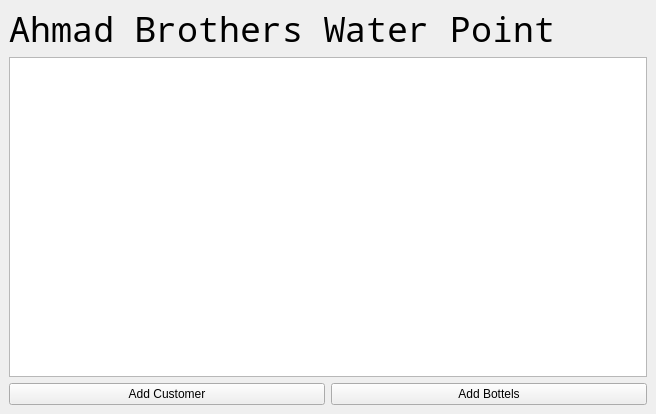
First picture: the form in Water_Supply/mainwindow.ui, repository IIvexII/Dilbar-Water-Supply, before the edit.
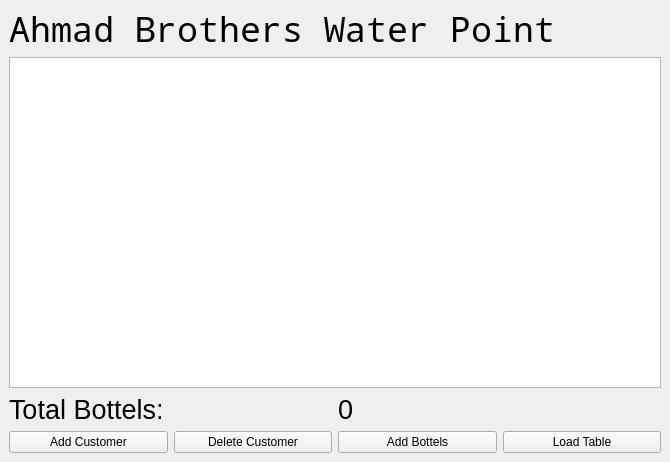
Second picture: the form after the edit.

What changed in the file:
```diff
--- a/Water_Supply/mainwindow.ui
+++ b/Water_Supply/mainwindow.ui
@@ -6,8 +6,8 @@
    <rect>
     <x>0</x>
     <y>0</y>
-    <width>656</width>
-    <height>414</height>
+    <width>670</width>
+    <height>462</height>
    </rect>
   </property>
   <property name="windowTitle">
@@ -45,6 +45,34 @@
     <item>
      <widget class="QTableView" name="tableView"/>
     </item>
+    <item>
+     <layout class="QHBoxLayout" name="horizontalLayout_2">
+      <item>
+       <widget class="QLabel" name="label">
+        <property name="font">
+         <font>
+          <pointsize>20</pointsize>
+         </font>
+        </property>
+        <property name="text">
+         <string>Total Bottels: </string>
+        </property>
+       </widget>
+      </item>
+      <item>
+       <widget class="QLabel" name="label_2">
+        <property name="font">
+         <font>
+          <pointsize>20</pointsize>
+         </font>
+        </property>
+        <property name="text">
+         <string>0</string>
+        </property>
+       </widget>
+      </item>
+     </layout>
+    </item>
     <item>
      <layout class="QHBoxLayout" name="horizontalLayout">
       <item>
@@ -54,6 +82,13 @@
         </property>
        </widget>
       </item>
+      <item>
+       <widget class="QPushButton" name="pushButton_2">
+        <property name="text">
+         <string>Delete Customer</string>
+        </property>
+       </widget>
+      </item>
       <item>
        <widget class="QPushButton" name="addBottels">
         <property name="text">
@@ -61,6 +96,13 @@
         </property>
        </widget>
       </item>
+      <item>
+       <widget class="QPushButton" name="pushButton">
+        <property name="text">
+         <string>Load Table</string>
+        </property>
+       </widget>
+      </item>
      </layout>
     </item>
    </layout>
```
Left out of the diff: 2 changed lines with no effect on the pictures.
